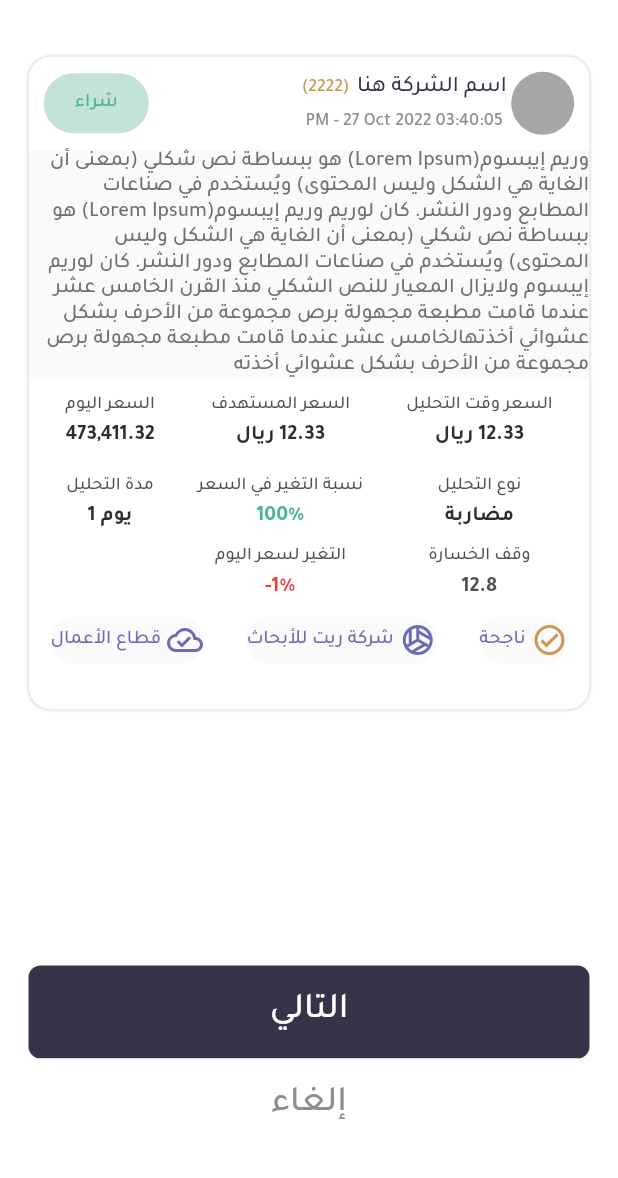
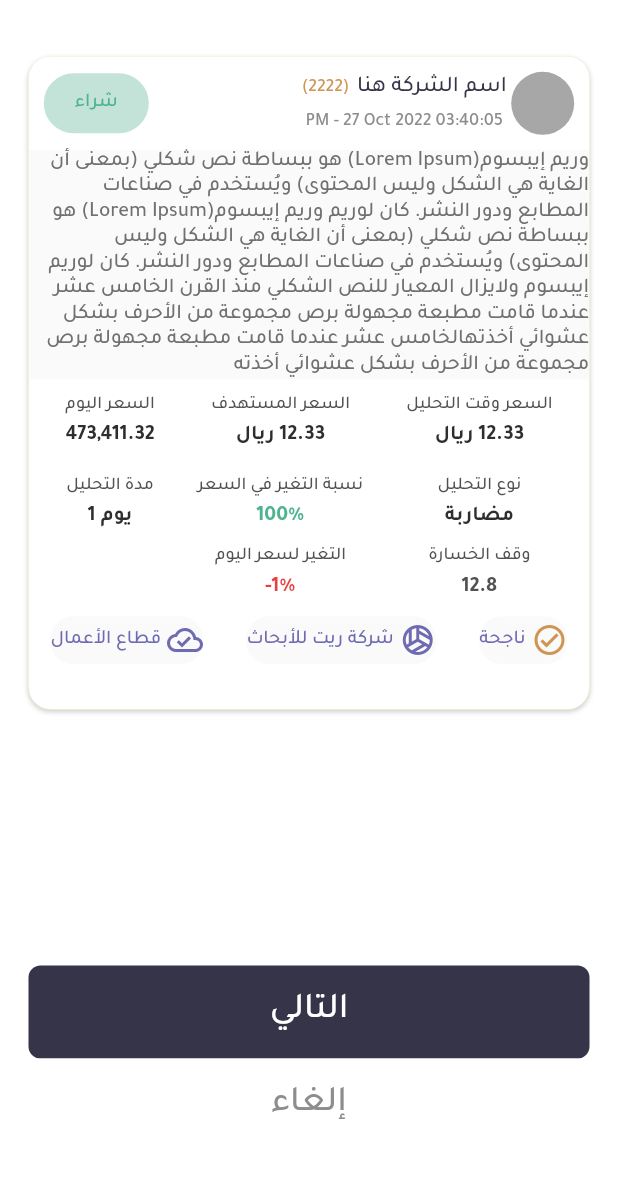
Before and after one commit to Attia-Fouad/nosoh_app, a Flutter app: the ConfirmingRecommendationScreen screen opened directly, on a phone screen of 412 x 824 dp, the part 56-1234 px from its top. Run offline on Flutter 3.47's test engine with Material 2 defaults, Android fonts, the phone set to English and light mode, and no system bars; our stand-ins replace animate_do, bloc, flutter_bloc, flutter_svg, font_awesome_flutter, hexcolor and 3 more; missing offline and left inert: custom_check_box.

```diff
--- a/lib/View/add_recommendation/components/build_confirm_recommendation_item.dart
+++ b/lib/View/add_recommendation/components/build_confirm_recommendation_item.dart
@@ -20,8 +20,8 @@ class BuildConfirmRecommendationItem extends StatelessWidget {
               boxShadow: [
                 BoxShadow(
                   color: Colors.grey.withOpacity(0.5),
-                  blurRadius: 1,
-                  //spreadRadius: 1,
+                  blurRadius: 2,
+                  offset: const Offset(0, 1),
                 ),
               ],
               border: Border.all(
--- a/lib/View/notifications/components/build_notification_item.dart
+++ b/lib/View/notifications/components/build_notification_item.dart
@@ -18,9 +18,9 @@ class BuildNotificationItem extends StatelessWidget {
         color: Colors.white,
         boxShadow: [
           BoxShadow(
-            color: Colors.grey.withOpacity(0.5), // Set the desired shadow color
-            blurRadius: 2, // Set the desired blur radius
-            offset: const Offset(0, 1), // Set the desired offset
+            color: Colors.grey.withOpacity(0.5),
+            blurRadius: 2,
+            offset: const Offset(0, 1),
           ),
         ],
         borderRadius: BorderRadius.circular(15),
--- a/lib/core/app_strings.dart
+++ b/lib/core/app_strings.dart
@@ -105,5 +105,24 @@ abstract class AppStrings {
   static const addRecommendationMessage =
       '* عزيزنا المستخدم، بإمكانك إضافة ونشر تحليلاتك خلال فترة إغلاق السوق السعودي لكنها ستكون خاصة بك فقط';
   static const cancel = 'إلغاء';
+  static const payment = 'الدفع';
+  static const subscriptionDetails = 'تفاصيل الاشتراك';
+  static const analystsOpinionService = 'خدمة اراء المحللين';
+  static const subscriptionPeriod = 'مدة الاشتراك';
+  static const sizMonth = '6 اشهر';
+  static const enterCoupon = 'ادخل رمز الكوبون';
+  static const doNotHaveCode = 'ليس لديك كود؟';
+  static const startDate = 'تاريخ البداية';
+  static const endDate = 'تاريخ النهاية';
+  static const theTotal = 'المجموع';
+  static const discount = 'الخصم';
+  static const taxes = 'الضريبة المضافة (15%)';
+  static const total = 'الإجمالي';
+  static const paymentMethod = 'طريقة الدفع';
+  static const mada = 'مدى';
+  static const masterCard = 'ماستركارد / فيزا';
+  static const policyAndPrivacy = 'الشروط والأحكام وسياسة الخصوصية';
+  static const cancelSubscriptionConditions = 'شروط إلغاء اشتراكك';
+  static const subscribeNow = 'أشترك الان';
   static const con = '';
 }
--- a/lib/core/styles.dart
+++ b/lib/core/styles.dart
@@ -59,6 +59,12 @@ abstract class Styles {
     color: suvaGreyColor,
     fontFamily: myFontMedium,
   );
+  static TextStyle textStyle19Bold = TextStyle(
+    fontSize: 19,
+    fontWeight: FontWeight.bold,
+    color: myColor,
+    fontFamily: myFontBold,
+  );
   static TextStyle textStyle20Medium = TextStyle(
     fontSize: 20,
     fontWeight: FontWeight.w500,
```
Also changed, not shown: lib/View/analysts_list/components/build_analysts_item.dart (+11 -4 lines), lib/View/payment/payment_screen.dart (added, +58 -0 lines).
